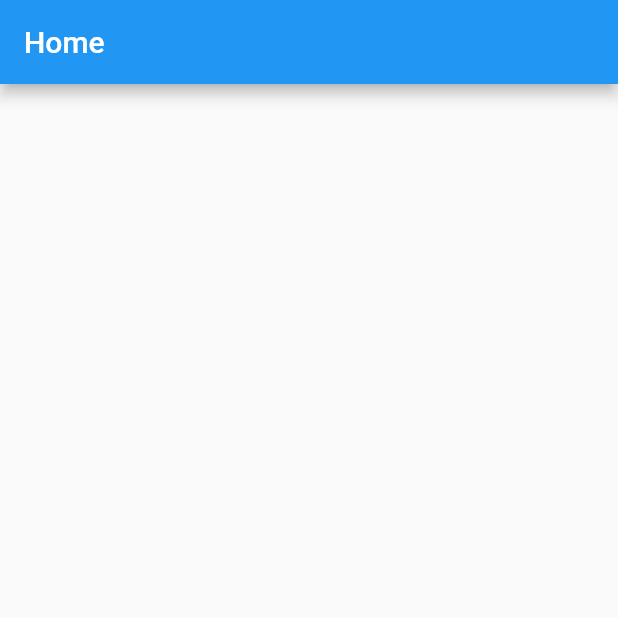
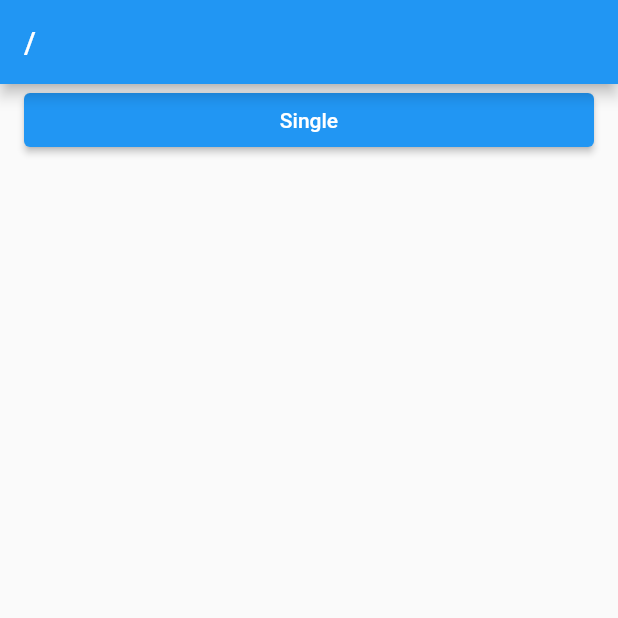
Before and after one commit to nzwgkim/my_go, a Flutter app: the screen it shows after launch, on a phone screen of 412 x 824 dp, the top half of it. Run offline on Flutter 3.47's test engine with Material 2 defaults, Android fonts, the phone set to English and light mode, and no system bars; our stand-ins replace go_router.

Commit message:
Go 함수

```diff
--- a/lib/layout/default_layout.dart
+++ b/lib/layout/default_layout.dart
@@ -1,20 +1,20 @@
 // ignore_for_file: public_member_api_docs, sort_constructors_first
 import 'package:flutter/material.dart';
+import 'package:go_router/go_router.dart';
 
 class DefaultLayout extends StatelessWidget {
-  String title;
   Widget body;
   DefaultLayout({
     Key? key,
-    required this.title,
     required this.body,
   }) : super(key: key);
 
   @override
   Widget build(BuildContext context) {
+    final router = GoRouter.of(context);
     return Scaffold(
       appBar: AppBar(
-        title: Text(title),
+        title: Text(router.location),
       ),
       body: Padding(
         padding: const EdgeInsets.symmetric(horizontal: 16),
--- a/lib/main.dart
+++ b/lib/main.dart
@@ -1,6 +1,7 @@
 import 'package:flutter/material.dart';
 import 'package:go_router/go_router.dart';
 import 'package:my_go/screen/home_screen.dart';
+import 'package:my_go/screen/one_screen.dart';
 
 void main() {
   runApp(const App());
@@ -16,6 +17,10 @@ class App extends StatelessWidget {
             path: '/',
             builder: (context, state) => const HomeScreen(),
           ),
+          GoRoute(
+            path: '/one',
+            builder: (context, state) => const OneScreen(),
+          ),
         ],
       );
 
--- a/lib/screen/home_screen.dart
+++ b/lib/screen/home_screen.dart
@@ -1,4 +1,5 @@
 import 'package:flutter/material.dart';
+import 'package:go_router/go_router.dart';
 import 'package:my_go/layout/default_layout.dart';
 
 class HomeScreen extends StatelessWidget {
@@ -7,9 +8,17 @@ class HomeScreen extends StatelessWidget {
   @override
   Widget build(BuildContext context) {
     return DefaultLayout(
-        title: "Home",
-        body: Column(
-          children: const [],
-        ));
+      body: Column(
+        crossAxisAlignment: CrossAxisAlignment.stretch,
+        children: [
+          ElevatedButton(
+            onPressed: () {
+              context.go('/one');
+            },
+            child: const Text('Single'),
+          )
+        ],
+      ),
+    );
   }
 }
```
Also changed, not shown: lib/screen/one_screen.dart (added, +11 -0 lines).
